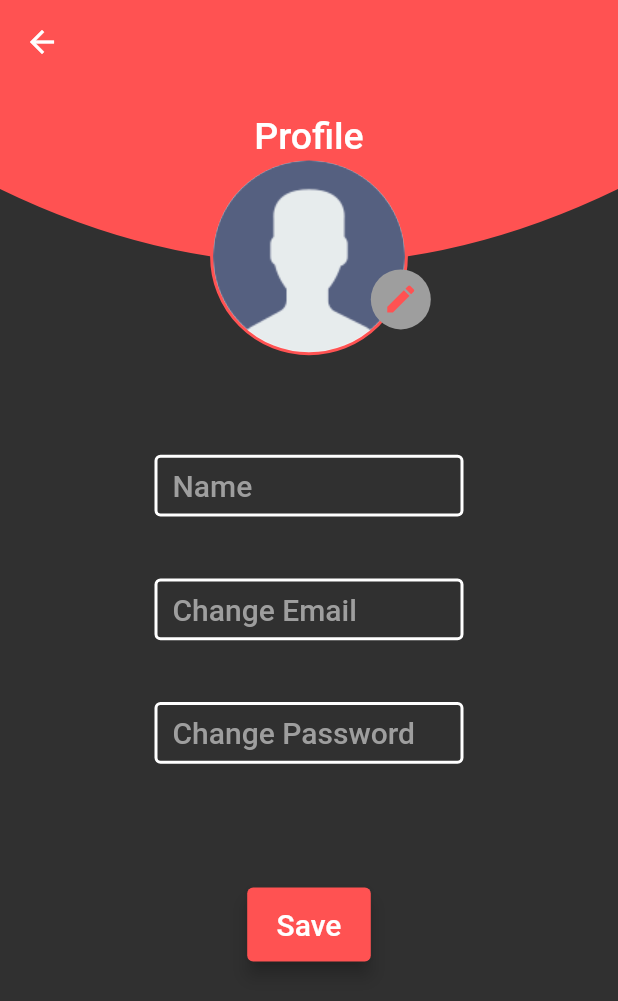
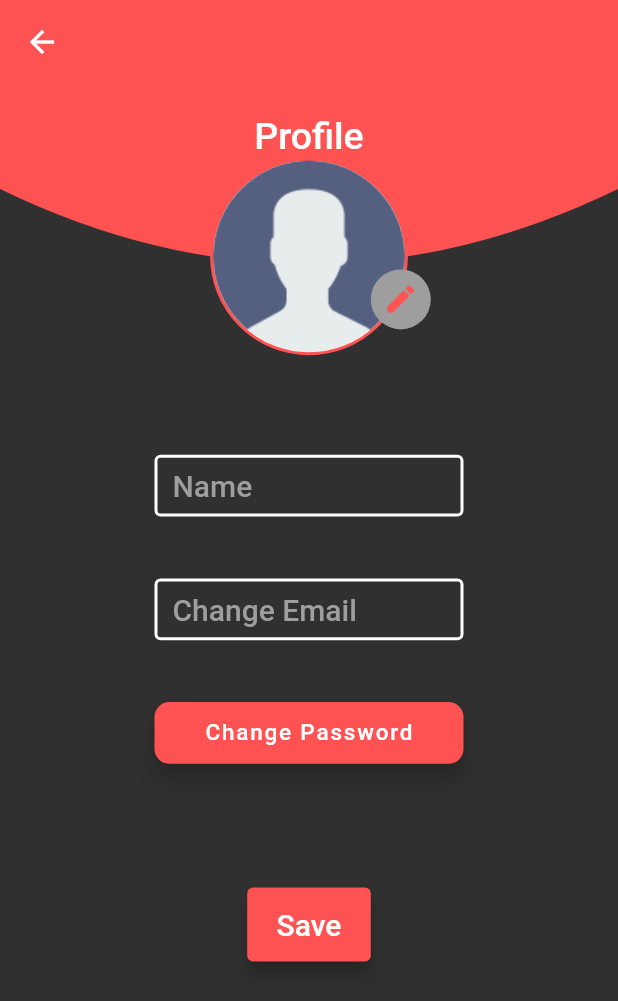
Before and after one commit to SkeletonPythons/studify, a Flutter app: the ProfilePage screen opened by its route, on a phone screen of 412 x 824 dp. Shown: the top 1001 px of the screen. Run offline on Flutter 3.47's test engine with Material 2 defaults, Android fonts, the phone set to English and light mode, and no system bars; our stand-ins replace cloud_firestore, firebase_auth, firebase_core, firebase_database, flutter_form_builder, flutter_svg and 8 more; missing offline and left inert: flutterfire_ui, googleapis; accounts and stored records are empty; network calls fail; Roboto replaces fonts that are missing (Ubuntu).

Commit message:
profile page reset password done

```diff
--- a/lib/pages/profile_page/profile_page.dart
+++ b/lib/pages/profile_page/profile_page.dart
@@ -122,9 +122,26 @@ class ProfilePageState extends State<ProfilePage>
               child: SizedBox(
                 height: Get.height * 0.05,
                 width: Get.width * 0.5,
-                child: DefaultTextField(
-                  hintText: 'Change Password',
-                  controller: _passwordController,
+                child: FloatingActionButton(
+                  shape:  RoundedRectangleBorder(
+                    borderRadius: BorderRadius.circular(10),
+                  ),
+                  child: Text(
+                    'Change Password',
+                    style: GoogleFonts.ubuntu(
+                      fontSize: 15,
+                      fontWeight: FontWeight.w500,
+                      color: Colors.white,
+                    ),
+                  ),
+                  onPressed: () {
+                    Get.snackbar(
+                      'Password Reset Email Sent',
+                      'An email has been sent to you with a link to reset your password. If you do not see it in your inbox, please check your spam folder.',
+                      backgroundColor: Colors.green,
+                    );
+                    Auth.instance.sendPasswordResetEmail(Auth.instance.USER.email);
+                  },
                 ),
               ),
             ),
--- a/lib/services/auth.dart
+++ b/lib/services/auth.dart
@@ -23,6 +23,7 @@ class Auth extends GetxController {
 
   FirebaseAuth auth = FirebaseAuth.instance;
 
+
   late AppUser USER = AppUser(email: '', name: 'User', photoUrl: '', uid: '');
 
   RxBool newUser = false.obs;
@@ -38,12 +39,17 @@ class Auth extends GetxController {
     ever(_user, _gateKeeper);
   }
 
+
   void updateUser() {
     USER
       ..email = auth.currentUser!.email!
       ..name = auth.currentUser!.displayName
       ..photoUrl = auth.currentUser!.photoURL ?? ''
       ..uid = auth.currentUser!.uid;
+  }
+
+  void sendPasswordResetEmail(String email) async {
+    await auth.sendPasswordResetEmail(email: email);
   }
 
   _gateKeeper(User? user) async {
```
